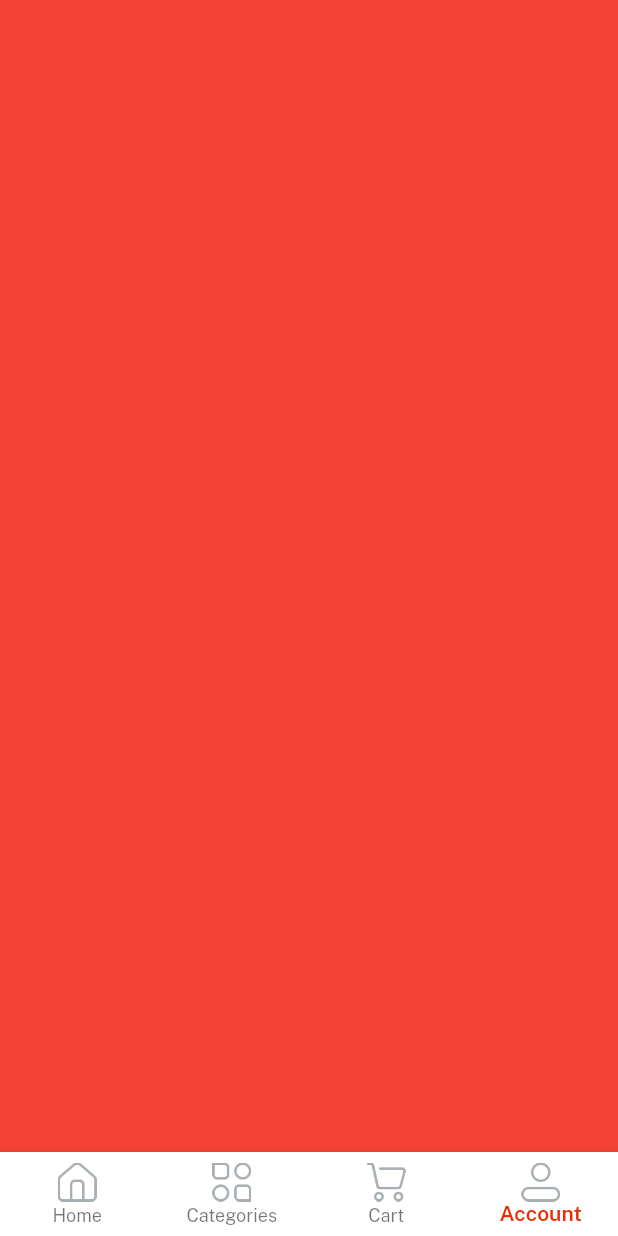
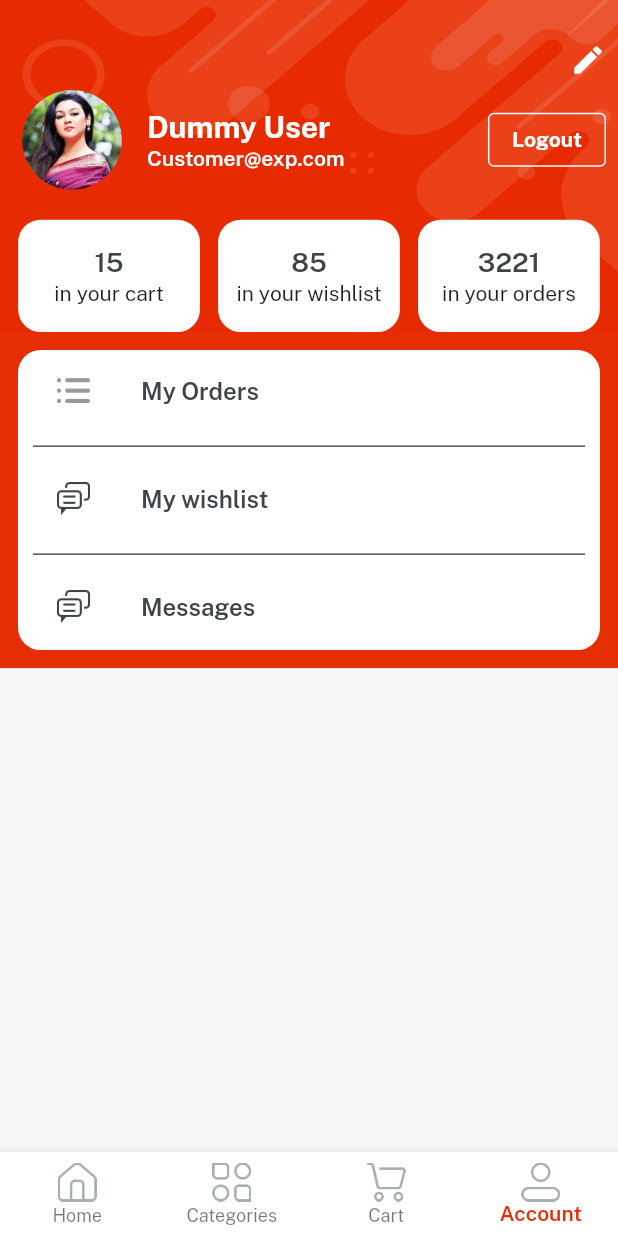
Before and after one commit to abhijit885/FLUTTER_2023_E-COM, a Flutter app: the Home screen opened directly, item 4 of the bottom bar chosen, on a phone screen of 412 x 824 dp. Run offline on Flutter 3.47's test engine with Material 2 defaults, Android fonts, the phone set to English and light mode, and no system bars; our stand-ins replace cloud_firestore, firebase_auth, firebase_core, get, velocity_x; accounts and stored records are empty.

Commit message:
29-may-23

```diff
--- a/lib/consts/consts.dart
+++ b/lib/consts/consts.dart
@@ -1,5 +1,5 @@
 export './colors.dart';
-//export './colors.dart';
+export './firebase_consts.dart';
 export './images.dart';
 export './strings.dart';
 export './styles.dart';
--- /dev/null
+++ b/lib/consts/firebase_consts.dart
@@ -0,0 +1,9 @@
+import 'package:cloud_firestore/cloud_firestore.dart';
+import 'package:firebase_auth/firebase_auth.dart';
+
+FirebaseAuth auth = FirebaseAuth.instance;
+FirebaseFirestore firestore = FirebaseFirestore.instance;
+User? currentUser = auth.currentUser;
+
+//Collections
+const userCollection = "users";
--- a/lib/consts/lists.dart
+++ b/lib/consts/lists.dart
@@ -29,3 +29,16 @@ const categoryImages = [
   imgFc8,
   imgFc9
 ];
+const itemDetailsButtonList = [
+  video,
+  reviews,
+  sellerPolicy,
+  returnPolicy,
+  supportPolicy
+];
+const profileButtonList = [order, wishlist, messages];
+const profileButtonIcon = [
+  icOrder,
+  icMessages,
+  icMessages,
+];
--- /dev/null
+++ b/lib/controllers/auth_controller.dart
@@ -0,0 +1,3 @@
+import 'package:get/get.dart';
+
+class AuthContoller extends GetxController {}
--- a/lib/main.dart
+++ b/lib/main.dart
@@ -1,8 +1,11 @@
 import 'package:emart_app/views/splash_screen/splash_screen.dart';
+import 'package:firebase_core/firebase_core.dart';
 import 'package:get/get.dart';
 import 'consts/consts.dart';
 
-void main() {
+void main() async {
+  WidgetsFlutterBinding.ensureInitialized();
+  await Firebase.initializeApp();
   runApp(const MyApp());
 }
 
--- /dev/null
+++ b/lib/views/account_screen/components/details_card.dart
@@ -0,0 +1,26 @@
+import 'package:emart_app/consts/consts.dart';
+
+Widget detailsCard({
+  width,
+  height,
+  String? title,
+  String? count,
+}) {
+  return Column(
+    mainAxisAlignment: MainAxisAlignment.center,
+    children: [
+      count!.text.fontFamily(semibold).color(darkFontGrey).size(18).make(),
+      2.heightBox,
+      title!.text.make(),
+    ],
+  )
+      .box
+      .white
+      .rounded
+      //.width(context.screenWidth / 3.2)
+      //.height(context.screenHeight / 11)
+      .width(width)
+      .height(height)
+      .padding(const EdgeInsets.all(5))
+      .make();
+}
--- a/lib/views/account_screen/home.dart
+++ /dev/null
@@ -1,12 +0,0 @@
-import 'package:flutter/material.dart';
-
-class AccountScreen extends StatelessWidget {
-  const AccountScreen({super.key});
-
-  @override
-  Widget build(BuildContext context) {
-    return Container(
-      color: Colors.red,
-    );
-  }
-}
--- /dev/null
+++ b/lib/views/account_screen/profile_screen.dart
@@ -0,0 +1,116 @@
+import 'package:emart_app/consts/consts.dart';
+import 'package:emart_app/consts/lists.dart';
+import 'package:emart_app/views/account_screen/components/details_card.dart';
+import 'package:flutter/material.dart';
+import 'package:emart_app/widgets_common/bg_wdget.dart';
+
+class ProfileScreen extends StatelessWidget {
+  const ProfileScreen({super.key});
+
+  @override
+  Widget build(BuildContext context) {
+    return bgWidget(
+        child: Scaffold(
+      //   body: safeArea(
+      body: Column(
+        children: [
+          20.heightBox,
+          const Padding(
+            padding: EdgeInsets.all(8.0),
+            child: Align(
+                alignment: Alignment.topRight,
+                child: Icon(
+                  Icons.edit,
+                  color: whiteColor,
+                )),
+          ),
+          Padding(
+            padding: const EdgeInsets.symmetric(horizontal: 8),
+            child: Row(
+              children: [
+                Image.asset(
+                  imgProfile2,
+                  width: 80,
+                  fit: BoxFit.cover,
+                ).box.roundedFull.clip(Clip.antiAlias).make().onTap(() {}),
+                10.widthBox,
+                Expanded(
+                    child: Column(
+                  crossAxisAlignment: CrossAxisAlignment.start,
+                  children: [
+                    "Dummy User".text.fontFamily(bold).white.size(20).make(),
+                    1.heightBox,
+                    "Customer@exp.com".text.fontFamily(semibold).white.make(),
+                  ],
+                )),
+                OutlinedButton(
+                    style: OutlinedButton.styleFrom(
+                        side: const BorderSide(color: whiteColor)),
+                    onPressed: () {},
+                    child: "Logout".text.fontFamily(bold).white.make())
+              ],
+            ),
+          ),
+          20.heightBox,
+          Row(
+            mainAxisAlignment: MainAxisAlignment.spaceEvenly,
+            //crossAxisAlignment: CrossAxisAlignment.center,
+            children: [
+              detailsCard(
+                count: "15",
+                height: context.screenHeight / 11,
+                width: context.screenWidth / 3.4,
+                title: "in your cart",
+              ),
+              detailsCard(
+                count: "85",
+                height: context.screenHeight / 11,
+                width: context.screenWidth / 3.4,
+                title: "in your wishlist",
+              ),
+              detailsCard(
+                count: "3221",
+                height: context.screenHeight / 11,
+                width: context.screenWidth / 3.4,
+                title: "in your orders",
+              )
+            ],
+          ),
+          //40.heightBox,
+          //button section
+          ListView.separated(
+            shrinkWrap: true,
+            separatorBuilder: (context, index) {
+              return const Divider(color: Vx.black);
+            },
+            itemCount: profileButtonList.length,
+            itemBuilder: (BuildContext context, int index) {
+              return ListTile(
+                leading: Image.asset(
+                  profileButtonIcon[index],
+                  width: 22,
+                ),
+                title: profileButtonList[index]
+                    .text
+                    .fontFamily(semibold)
+                    .color(darkFontGrey)
+                    .make(),
+              );
+            },
+          )
+              .box
+              .white
+              .rounded
+              .margin(const EdgeInsets.all(12))
+              .padding(const EdgeInsets.symmetric(horizontal: 10))
+              // .shadowSm
+              .make()
+              .box
+              .color(redColor)
+              .make(),
+        ],
+      ),
+      //    ),//safeArea
+    ));
+  }
+}
--- a/lib/views/auth_screen/signup_screen.dart
+++ b/lib/views/auth_screen/signup_screen.dart
@@ -83,7 +83,7 @@ class _signupScreenState extends State<signupScreen> {
                   ],
                 ),
                 ourButton(
-                        color: isCheck == true ? redColor : lightGrey,
+                        //color: isCheck == true ? redColor : lightGrey,
                         title: signup,
                         textColor: whiteColor,
                         onPress: () {})
--- a/lib/views/cart_screen/cart_screen.dart
+++ b/lib/views/cart_screen/cart_screen.dart
@@ -1,3 +1,4 @@
+import 'package:emart_app/consts/consts.dart';
 import 'package:flutter/material.dart';
 
 class CartScreen extends StatelessWidget {
@@ -6,7 +7,8 @@ class CartScreen extends StatelessWidget {
   @override
   Widget build(BuildContext context) {
     return Container(
-      color: Colors.amber,
+      color: Colors.white,
+      child: "Cart Is Empty!!!".text.size(30).makeCentered(),
     );
   }
 }
--- a/lib/views/home_screen/home.dart
+++ b/lib/views/home_screen/home.dart
@@ -1,6 +1,6 @@
 import 'package:emart_app/consts/consts.dart';
 import 'package:emart_app/controllers/home_controllers.dart';
-import 'package:emart_app/views/account_screen/home.dart';
+import 'package:emart_app/views/account_screen/profile_screen.dart';
 import 'package:emart_app/views/cart_screen/cart_screen.dart';
 import 'package:emart_app/views/categories_screen/categories.dart';
 import 'package:emart_app/views/home_screen/home_screen.dart';
@@ -41,7 +41,7 @@ class Home extends StatelessWidget {
       const HomeScreen(),
       const CategorieScreen(),
       const CartScreen(),
-      const AccountScreen(),
+      const ProfileScreen(),
     ];
     //init HomeController
     var controller = Get.put(HomeController());
--- a/pubspec.yaml
+++ b/pubspec.yaml
@@ -35,6 +35,10 @@ dependencies:
   cupertino_icons: ^1.0.2
   velocity_x: ^3.3.0
   get: ^4.1.4
+  firebase_core: ^2.13.0
+  firebase_auth: ^4.6.1
+  firebase_storage: ^11.2.1
+  cloud_firestore: ^4.7.1
 
 dev_dependencies:
   flutter_test:
```
Also changed, not shown: lib/consts/strings.dart (+11 -0 lines), lib/views/categories_screen/item_details.dart (+57 -1 lines), pubspec.lock, 6 other files.
